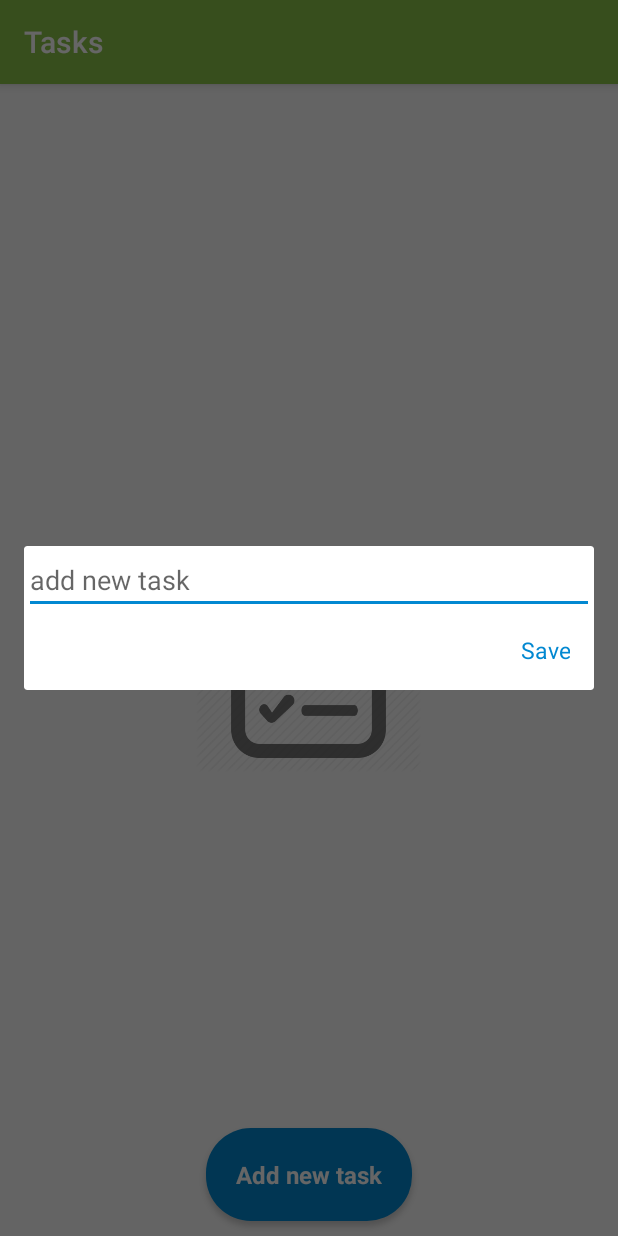
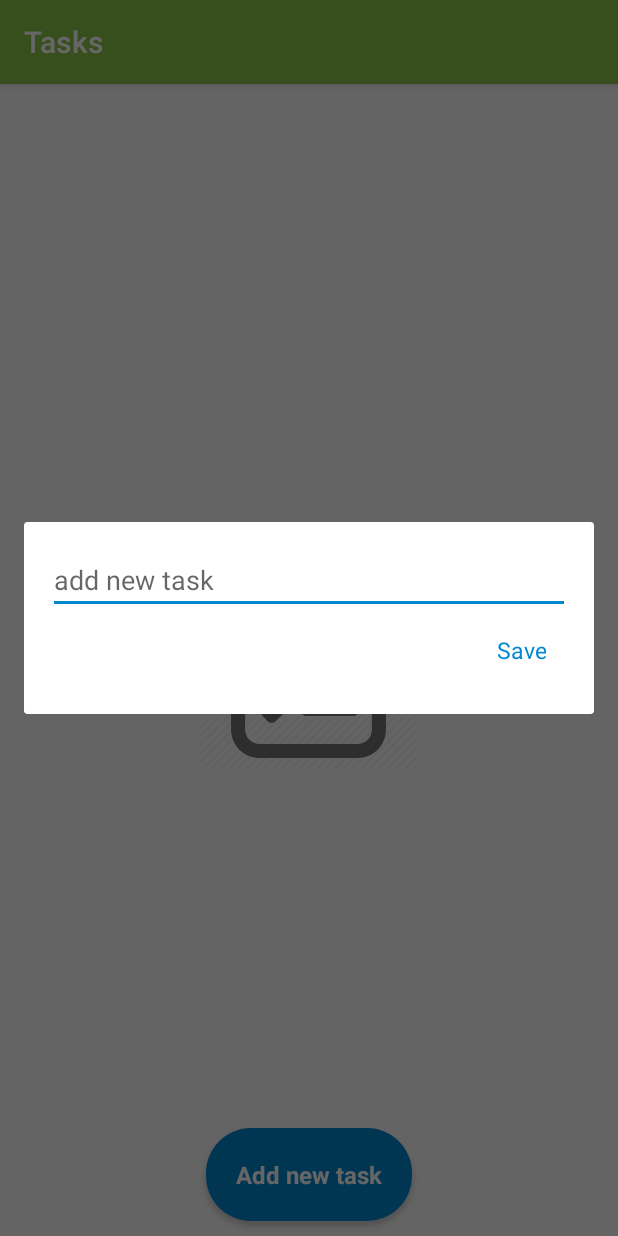
Before and after one commit to TaniaIncio/TestBertoni, an Android app: the fragment DialogCustomTask placed in its activity, after a tap on "Save", on a phone screen of 412 x 824 dp. Run offline under Robolectric (Android 15) with nearby library versions, the phone set to English and light mode, and no system bars.

Commit message:
implementacion MVP / clean architecture

```diff
--- a/app/src/main/java/com/tincio/testbertoni/data/TaskContract.java
+++ b/app/src/main/java/com/tincio/testbertoni/data/TaskContract.java
@@ -32,7 +32,6 @@ interface TaskContract {
     String SQL_CREATE_ENTRIES = "CREATE TABLE "
             + TABLE_NAME + " (" + COLUMN_NAME_ID + " INTEGER PRIMARY KEY AUTOINCREMENT NOT NULL,"
 
-         //   + COLUMN_NAME_IDENTIFIER + TEXT_TYPE + " UNIQUE " + COMMA_SEP
 
             + COLUMN_NAME_DESCRIPTION + TEXT_TYPE + COMMA_SEP
             + COLUMN_NAME_STATUS + TEXT_TYPE
--- a/app/src/main/java/com/tincio/testbertoni/data/TaskDbHelper.java
+++ b/app/src/main/java/com/tincio/testbertoni/data/TaskDbHelper.java
@@ -73,8 +73,6 @@ public class TaskDbHelper extends SQLiteOpenHelper implements
 
         ContentValues cv = new ContentValues();
 
-      //  cv.put(COLUMN_NAME_IDENTIFIER, id);
-
         cv.put(COLUMN_NAME_DESCRIPTION, description);
         cv.put(COLUMN_NAME_STATUS, status);
         // TODO: verify whether the db parameter is needed - can we just get
--- a/app/src/main/java/com/tincio/testbertoni/presentation/MainActivity.java
+++ b/app/src/main/java/com/tincio/testbertoni/presentation/MainActivity.java
@@ -1,10 +1,10 @@
 package com.tincio.testbertoni.presentation;
 
 import android.content.Context;
+import android.database.Cursor;
+import android.os.Bundle;
 import android.support.v4.app.LoaderManager;
 import android.support.v4.content.Loader;
-import android.database.Cursor;
-import android.os.Bundle;
 import android.support.v7.app.AppCompatActivity;
 import android.support.v7.widget.RecyclerView;
 import android.view.View;
@@ -17,8 +17,6 @@ import com.tincio.testbertoni.data.TaskCursor;
 import com.tincio.testbertoni.presentation.view.DialogCustomTask;
 
 import java.util.List;
-
-import static android.view.View.GONE;
 
 public class MainActivity  extends AppCompatActivity implements MainView,
                                                     View.OnClickListener,
@@ -50,11 +48,10 @@ public class MainActivity  extends AppCompatActivity implements MainView,
         mAdapter = new MainAdapter( presenter::onItemClick);
         mAdapter.setHasStableIds(true);
         recyclerView.setAdapter(mAdapter);
-        startApp();
+        refreshApp();
     }
 
-    void startApp(){
-        //addVisitedLocations();
+    void refreshApp(){
         getSupportLoaderManager()
                 .restartLoader(LOADER_STREAM, null, mLoaderCallbacks);
     }
@@ -74,14 +71,14 @@ public class MainActivity  extends AppCompatActivity implements MainView,
 
     @Override
     public void showProgress() {
-        /*progressBar.setVisibility(View.VISIBLE);
-        recyclerView.setVisibility(View.INVISIBLE);*/
+        progressBar.setVisibility(View.VISIBLE);
+        recyclerView.setVisibility(View.INVISIBLE);
     }
 
     @Override
     public void hideProgress() {
-      /*  progressBar.setVisibility(View.INVISIBLE);
-        recyclerView.setVisibility(View.VISIBLE);*/
+        progressBar.setVisibility(View.INVISIBLE);
+        recyclerView.setVisibility(View.VISIBLE);
     }
 
     @Override
@@ -90,13 +87,6 @@ public class MainActivity  extends AppCompatActivity implements MainView,
         getSupportLoaderManager()
                 .restartLoader(LOADER_STREAM, null, mLoaderCallbacks);
     }
-
-
-    @Override
-    public void showMessage(String message) {
-
-    }
-
 
 
     private LoaderManager.LoaderCallbacks<Cursor> mLoaderCallbacks
@@ -136,7 +126,7 @@ public class MainActivity  extends AppCompatActivity implements MainView,
     @Override
     public void refresh() {
 
-        startApp();
+        refreshApp();
     }
 
     @Override
--- a/app/src/main/java/com/tincio/testbertoni/presentation/MainPresenter.java
+++ b/app/src/main/java/com/tincio/testbertoni/presentation/MainPresenter.java
@@ -56,6 +56,7 @@ public class MainPresenter  implements MainCallback {
     /***INSERT*/
 
     void insertItem(Task task){
+        if(task.getDescription().isEmpty())return;
         itemsInteractor.insertItem(task);
     }
 
--- a/app/src/main/java/com/tincio/testbertoni/presentation/MainView.java
+++ b/app/src/main/java/com/tincio/testbertoni/presentation/MainView.java
@@ -17,8 +17,6 @@ public interface MainView {
 
     void setItems(List<Task> items);
 
-    void showMessage(String message);
-
     void refresh();
 
     Context getContext();
--- a/app/src/main/res/layout/dialog_custom_dialog.xml
+++ b/app/src/main/res/layout/dialog_custom_dialog.xml
@@ -8,6 +8,7 @@
         android:layout_width="match_parent"
         android:layout_height="wrap_content"
         android:gravity="center_horizontal"
+        android:padding="@dimen/margin"
         android:orientation="vertical">
 
 
```
